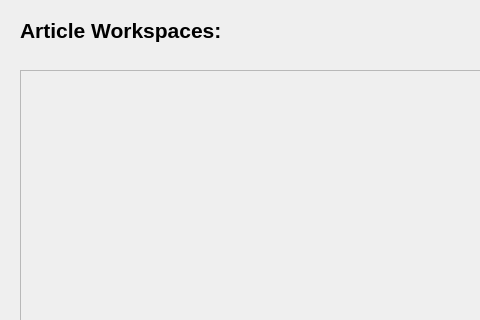
Before: the Qt Designer form LAWRENTIAN/LuD/articleworkspace.ui in pyridine/LAWRENTIAN, drawn with Qt 5; both pictures show x 0 to 480 and y 0 to 320 of the 1100 by 600 pixel window.
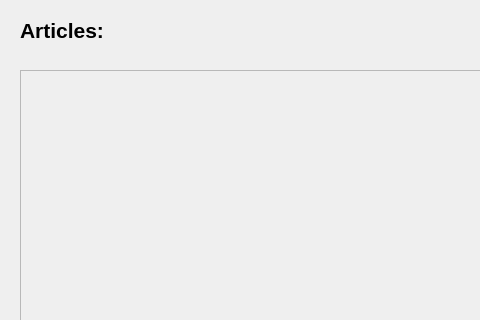
After: the same form once the commit is applied.

What changed in the file:
```diff
--- a/LAWRENTIAN/LuD/articleworkspace.ui
+++ b/LAWRENTIAN/LuD/articleworkspace.ui
@@ -30,7 +30,7 @@
     </font>
    </property>
    <property name="text">
-    <string>Article Workspaces:</string>
+    <string>&lt;html&gt;&lt;head/&gt;&lt;body&gt;&lt;p&gt;Articles:&lt;/p&gt;&lt;/body&gt;&lt;/html&gt;</string>
    </property>
   </widget>
   <widget class="QPushButton" name="addArticleWorkspace_pushButton">
```
